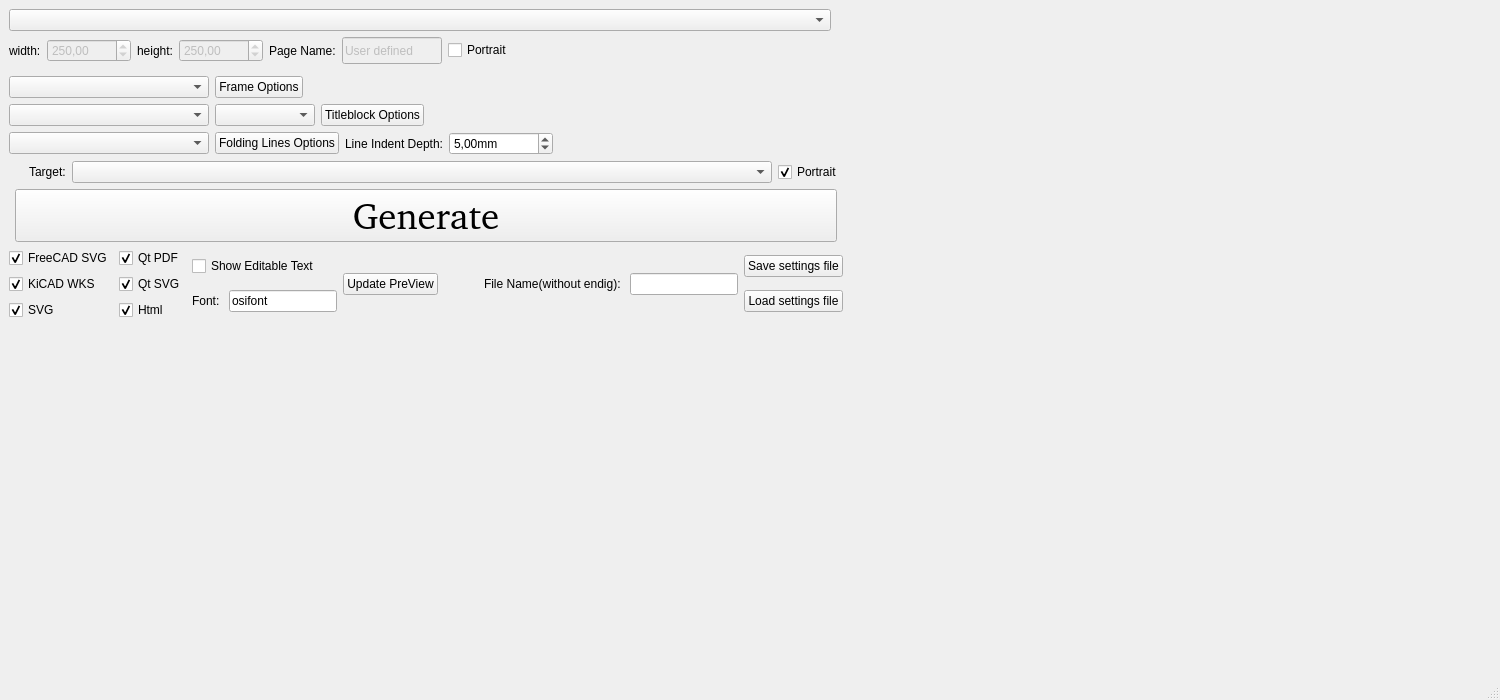
First picture: the form in Src/Window/mainwindow.ui, repository tobiasfalk/KiCAD-FreeCAD-TechDraw-Template-Generator, before the edit.
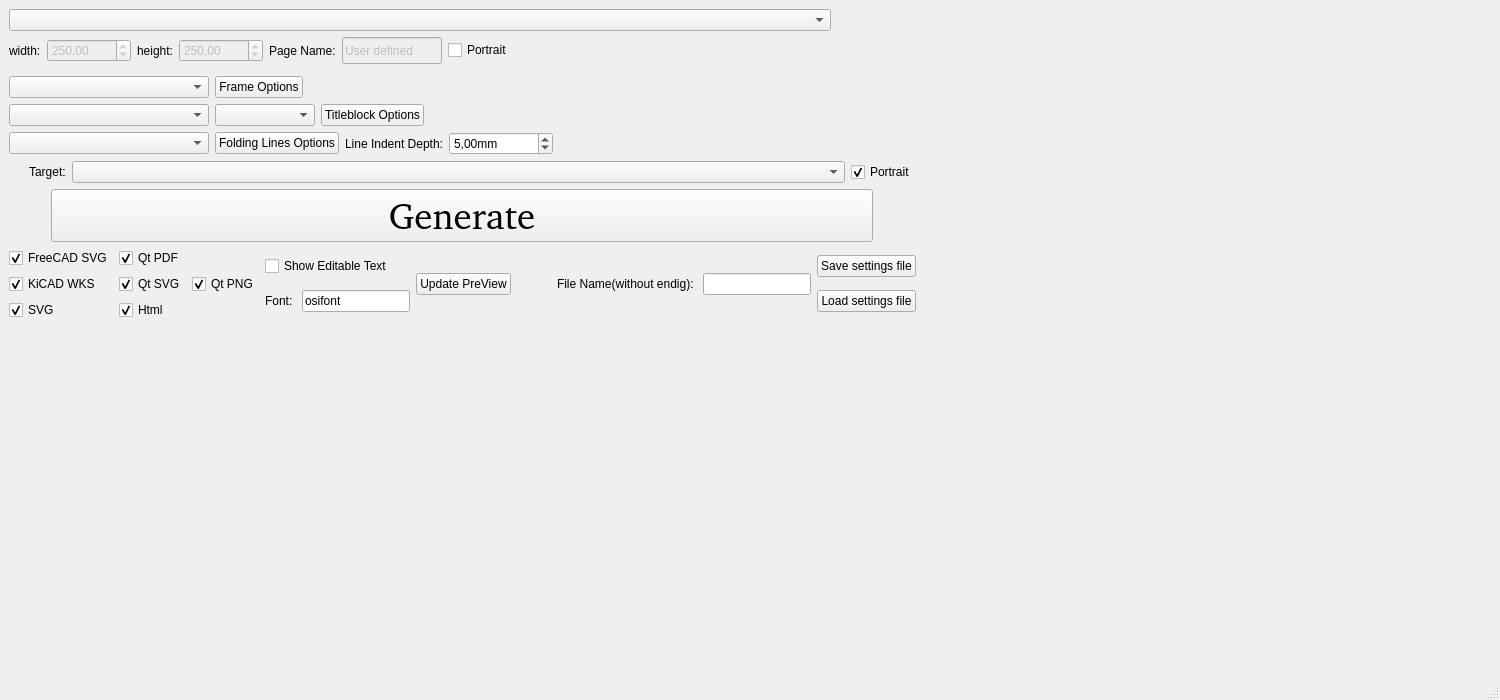
Second picture: the form after the edit. Icons and pictures are not drawn.

The edit to the form file:
```diff
--- a/Src/Window/mainwindow.ui
+++ b/Src/Window/mainwindow.ui
@@ -272,6 +272,20 @@
         </item>
        </layout>
       </item>
+      <item>
+       <layout class="QVBoxLayout" name="verticalLayout_7">
+        <item>
+         <widget class="QCheckBox" name="QtPngCheckBox">
+          <property name="text">
+           <string>Qt PNG</string>
+          </property>
+          <property name="checked">
+           <bool>true</bool>
+          </property>
+         </widget>
+        </item>
+       </layout>
+      </item>
       <item>
        <layout class="QVBoxLayout" name="verticalLayout_6">
         <item>
```
